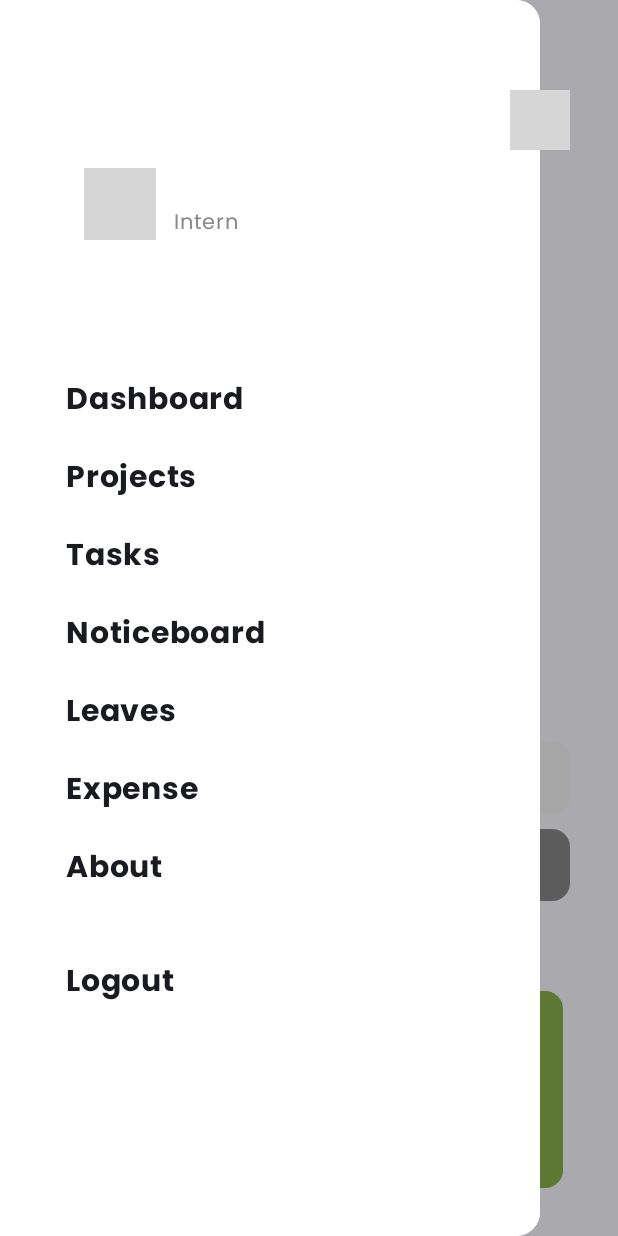
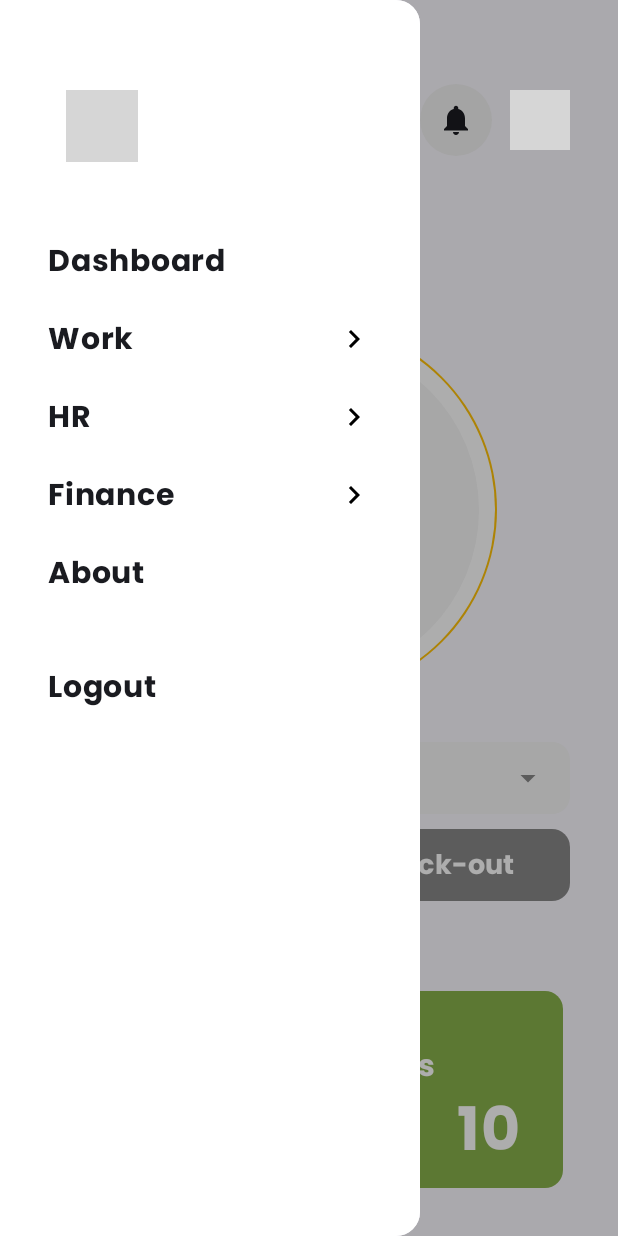
Before and after one commit to DilankaSL4P/FourPixel-HR, an Android app built with Jetpack Compose: the composable DashboardView called with empty values, after a tap on "Dashboard", on a phone screen of 412 x 824 dp. Run offline under Robolectric (Android 15) with nearby library versions, the phone set to English and light mode, and no system bars; pictures from the network do not load; 1 other tap on this screen came first; grey boxes are pictures that could not be loaded.

Commit message:
Added Side Navigation Panel

```diff
--- a/app/src/main/java/com/fourpixel/fourpixelhrapplication/DashBoardSection/Dashboard.kt
+++ b/app/src/main/java/com/fourpixel/fourpixelhrapplication/DashBoardSection/Dashboard.kt
@@ -8,7 +8,6 @@ import androidx.compose.foundation.layout.Box
 import androidx.compose.foundation.layout.Column
 import androidx.compose.foundation.layout.Row
 import androidx.compose.foundation.layout.Spacer
-import androidx.compose.foundation.layout.fillMaxHeight
 import androidx.compose.foundation.layout.fillMaxSize
 import androidx.compose.foundation.layout.fillMaxWidth
 import androidx.compose.foundation.layout.height
@@ -17,7 +16,6 @@ import androidx.compose.foundation.layout.size
 import androidx.compose.foundation.layout.width
 import androidx.compose.foundation.shape.RoundedCornerShape
 import androidx.compose.material.icons.Icons
-import androidx.compose.material.icons.filled.AccountCircle
 import androidx.compose.material.icons.filled.Menu
 import androidx.compose.material.icons.filled.Notifications
 import androidx.compose.material3.Button
@@ -72,7 +70,7 @@ import java.util.Locale
 
 @OptIn(ExperimentalMaterial3Api::class)
 @Composable
-fun DashboardView(navController: NavController, userName: String, userImageUrl: String){
+fun DashboardView(navController: NavController, userName: String, userImageUrl: String, userRole: String){
 
 
     val viewModel: DashboardViewModelJP = androidx.lifecycle.viewmodel.compose.viewModel()
@@ -104,11 +102,14 @@ fun DashboardView(navController: NavController, userName: String, userImageUrl:
     ModalNavigationDrawer(
         drawerState = drawerState,
         drawerContent = {
-            ModalDrawerSheet {
-                sideDrawer(userName, userImageUrl)
+            ModalDrawerSheet(
+                modifier = Modifier.width(280.dp)
+            ) {
+                sideDrawer(userName, userImageUrl,userRole)
             }
         }
     ) {
+
 
 
     Column(
--- a/app/src/main/java/com/fourpixel/fourpixelhrapplication/SideNavBar.kt
+++ b/app/src/main/java/com/fourpixel/fourpixelhrapplication/SideNavBar.kt
@@ -16,8 +16,11 @@ import androidx.compose.foundation.layout.size
 import androidx.compose.foundation.layout.width
 import androidx.compose.foundation.layout.wrapContentSize
 import androidx.compose.foundation.shape.CircleShape
+import androidx.compose.material3.Icon
 import androidx.compose.material3.Text
 import androidx.compose.runtime.Composable
+import androidx.compose.runtime.mutableStateOf
+import androidx.compose.runtime.remember
 import androidx.compose.ui.Alignment
 import androidx.compose.ui.Modifier
 import androidx.compose.ui.draw.clip
@@ -27,30 +30,37 @@ import androidx.compose.ui.text.font.FontWeight
 import androidx.compose.ui.tooling.preview.Preview
 import androidx.compose.ui.unit.dp
 import androidx.compose.ui.unit.sp
+import androidx.compose.material.icons.Icons
+import androidx.compose.material.icons.outlined.KeyboardArrowDown
+import androidx.compose.material.icons.outlined.KeyboardArrowRight
 import coil.compose.rememberAsyncImagePainter
 import com.fourpixel.fourpixelhrapplication.ui.theme.poppinsFontFamily
 
+data class MenuItem(val label: String, val children: List<String> = emptyList())
+
 @Composable
-fun sideDrawer(userName: String, userImageUrl: String) {
+fun sideDrawer(userName: String, userImageUrl: String, userRole: String) {
 
     val menuItems = listOf(
-        "Dashboard",
-        "Projects",
-        "Tasks",
-        "Noticeboard",
-        "Leaves",
-        "Expense",
-        "About",
-        "Logout"
+        MenuItem("Dashboard"),
+        MenuItem("Work", listOf("Projects", "Tasks",)),
+        MenuItem("HR", listOf("Leaves", "Attendance","Holiday", "Appreciation")),
+        MenuItem("Finance", listOf("Expenses", "Pay Sheets")),
+        MenuItem("About"),
+        MenuItem("Logout")
     )
+
+    val expandedWork = remember { mutableStateOf(false) }
+    val expandedHR = remember { mutableStateOf(false) }
+    val expandedFinance = remember { mutableStateOf(false) }
 
     Column(
         modifier = Modifier
             .fillMaxHeight()
             .background(Color.White)
-            .padding(32.dp)
+            .padding(20.dp)
     ) {
-        Spacer(modifier = Modifier.height(80.dp))
+        Spacer(modifier = Modifier.height(40.dp))
         Row(verticalAlignment = Alignment.CenterVertically) {
             Spacer(modifier = Modifier.width(24.dp))
             Box(
@@ -70,7 +80,7 @@ fun sideDrawer(userName: String, userImageUrl: String) {
                     contentScale = ContentScale.Crop
                 )
             }
-            Spacer(modifier = Modifier.width(12.dp))
+            Spacer(modifier = Modifier.width(18.dp))
             Column {
                 Text(
                     userName,
@@ -79,7 +89,7 @@ fun sideDrawer(userName: String, userImageUrl: String) {
                     fontSize = 18.sp
                 )
                 Text(
-                    "Intern",
+                    userRole,
                     fontFamily = poppinsFontFamily,
                     color = Color.Gray,
                     fontSize = 14.sp
@@ -87,34 +97,69 @@ fun sideDrawer(userName: String, userImageUrl: String) {
             }
         }
 
-        Spacer(modifier = Modifier.height(80.dp))
+        Spacer(modifier = Modifier.height(40.dp))
 
-        menuItems.forEach { label ->
-            if (label == "Logout") {
+        menuItems.forEach { item ->
+            if (item.label == "Logout") {
                 Spacer(modifier = Modifier.height(24.dp))
             }
 
+            val isExpandable = item.children.isNotEmpty()
+            val isExpanded = when (item.label) {
+                "Work" -> expandedWork.value
+                "HR" -> expandedHR.value
+                "Finance" -> expandedFinance.value
+                else -> false
+            }
+
+            Column {
+                Row(
+                    modifier = Modifier
+                        .fillMaxWidth()
+                        .clickable {
+                            when (item.label) {
+                                "Work" -> expandedWork.value = !expandedWork.value
+                                "HR" -> expandedHR.value = !expandedHR.value
+                                "Finance" -> expandedFinance.value = !expandedFinance.value
+                                else -> Unit
+                            }
+                        }
+                        .padding(12.dp),
+                    verticalAlignment = Alignment.CenterVertically,
+                    horizontalArrangement = androidx.compose.foundation.layout.Arrangement.SpaceBetween
+                ) {
                     Text(
-                text = label,
+                        text = item.label,
                         fontSize = 20.sp,
                         fontWeight = FontWeight.Bold,
+                        fontFamily = poppinsFontFamily
+                    )
+                    if (isExpandable) {
+                        Icon(
+                            imageVector = if (isExpanded) Icons.Outlined.KeyboardArrowDown else Icons.Outlined.KeyboardArrowRight,
+                            contentDescription = "Expand/Collapse",
+                            tint = Color.Black
+                        )
+                    }
+                }
+
+                if (isExpanded) {
+                    item.children.forEach { child ->
+                        Text(
+                            text = child,
+                            fontSize = 16.sp,
+                            fontWeight = FontWeight.Normal,
                             fontFamily = poppinsFontFamily,
                             modifier = Modifier
                                 .fillMaxWidth()
-                    .padding(12.dp)
+                                .padding(start = 36.dp, top = 2.dp, bottom = 4.dp)
                                 .clickable {
-                        when (label) {
-                            "Dashboard" -> Unit
-                            "Projects" -> Unit
-                            "Tasks" -> Unit
-                            "Noticeboard" -> Unit
-                            "Leaves" -> Unit
-                            "Expense" -> Unit
-                            "About" -> Unit
-                            "Logout" -> Unit
-                        }
+                                    // Handle sub-item click
                                 }
                         )
                     }
                 }
             }
+        }
+    }
+}
```
Also changed, not shown: app/src/main/java/com/fourpixel/fourpixelhrapplication/LoginSection/Authentication Page.kt (+8 -13 lines), app/src/main/java/com/fourpixel/fourpixelhrapplication/LoginSection/LoginViewModel.kt (+17 -0 lines), app/src/main/java/com/fourpixel/fourpixelhrapplication/Navigation.kt (+5 -3 lines), app/src/main/java/com/fourpixel/fourpixelhrapplication/TaskList.kt (+161 -62 lines), app/src/main/java/com/fourpixel/fourpixelhrapplication/client/APIService.kt (+8 -2 lines). Lines whose indentation alone changed are shown as unchanged.
